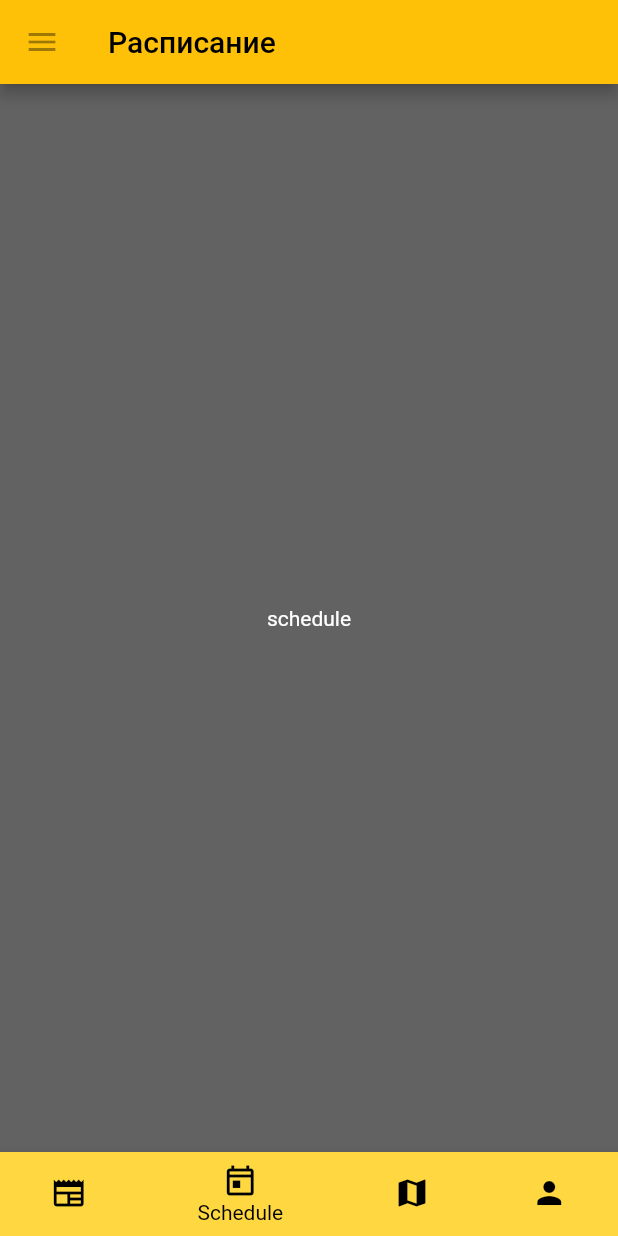
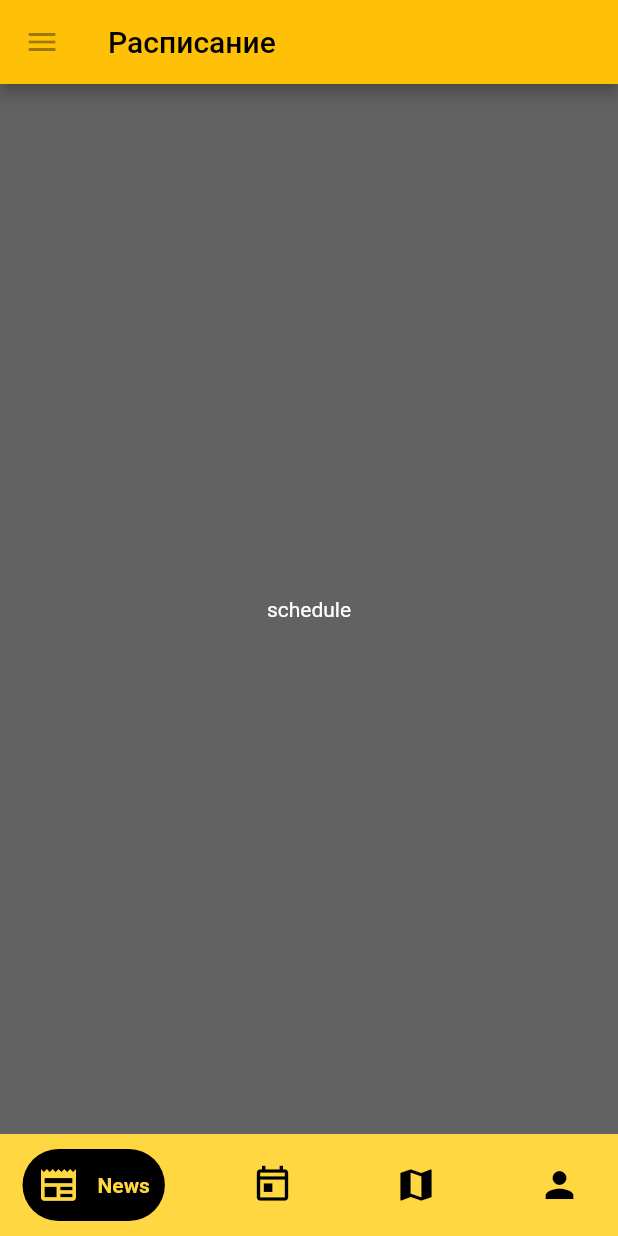
Before and after one commit to cpt-lecras/radik_project, a Flutter app: the screen it shows after launch, on a phone screen of 412 x 824 dp. Run offline on Flutter 3.47's test engine with Material 2 defaults, Android fonts, the phone set to English and light mode, and no system bars; drawn by our look-alikes of google_nav_bar.

Commit message:
New BottomBar Update

```diff
--- a/lib/main.dart
+++ b/lib/main.dart
@@ -1,4 +1,5 @@
 import 'package:flutter/material.dart';
+import 'package:google_nav_bar/google_nav_bar.dart';
 import 'map.dart';
 import 'news.dart';
 import 'profile.dart';
@@ -49,35 +50,42 @@ class _HomePage extends State<HomePage> {
       body: Center(
         child: widgetOptions.elementAt(selectedIndex),
       ),
-      bottomNavigationBar: BottomNavigationBar(
-        currentIndex: selectedIndex,
-        onTap: onItemTapped,
-        unselectedItemColor: Colors.amberAccent,
-        selectedItemColor: Colors.black,
-        items: const [
-          BottomNavigationBarItem(
-            icon: Icon(Icons.newspaper, color: Colors.black),
-            label: 'News',
+      bottomNavigationBar:Container(
+        color: Colors.amberAccent,
+        child: Padding(
+          padding: const EdgeInsets.symmetric(horizontal: 15.0,vertical: 10.0),
+          child: GNav(
             backgroundColor: Colors.amberAccent,
+            iconSize: 28.0,
+            color: Colors.black,
+            activeColor: Colors.amberAccent,
+            tabBackgroundColor:Colors.black ,
+            padding: EdgeInsets.all(10),
+            gap: 12,
+            onTabChange: (selectedIndex){
+              onItemTapped(selectedIndex);
+            },
+            tabs: const [
+              GButton(
+                  icon: Icons.newspaper,
+                  text: 'News',
+              ),
+              GButton(
+                  icon: Icons.today_outlined,
+                  text:'Schedule',
+              ),
+              GButton(
+                  icon: Icons.map,
+                  text:'Map',
+              ),
+              GButton(
+                  icon: Icons.person,
+                  text:'Account',
+              ),
+            ],
           ),
-          BottomNavigationBarItem(
-            icon: Icon(Icons.today_outlined, color: Colors.black),
-            label: 'Schedule',
-            backgroundColor: Colors.amberAccent,
-          ),
-          BottomNavigationBarItem(
-            icon: Icon(Icons.map, color: Colors.black),
-            label: 'Map',
-            backgroundColor: Colors.amberAccent,
-          ),
-          BottomNavigationBarItem(
-            icon: Icon(Icons.person, color: Colors.black),
-            label: 'Account',
-            backgroundColor: Colors.amberAccent,
-          ),
-        ],
-
-      ),
+        ),
+      )
     );
   }
 }
--- a/pubspec.yaml
+++ b/pubspec.yaml
@@ -36,6 +36,7 @@ dependencies:
   # The following adds the Cupertino Icons font to your application.
   # Use with the CupertinoIcons class for iOS style icons.
   cupertino_icons: ^1.0.2
+  google_nav_bar: ^5.0.6
 
 dev_dependencies:
   flutter_test:
```
Also changed, not shown: pubspec.lock.
